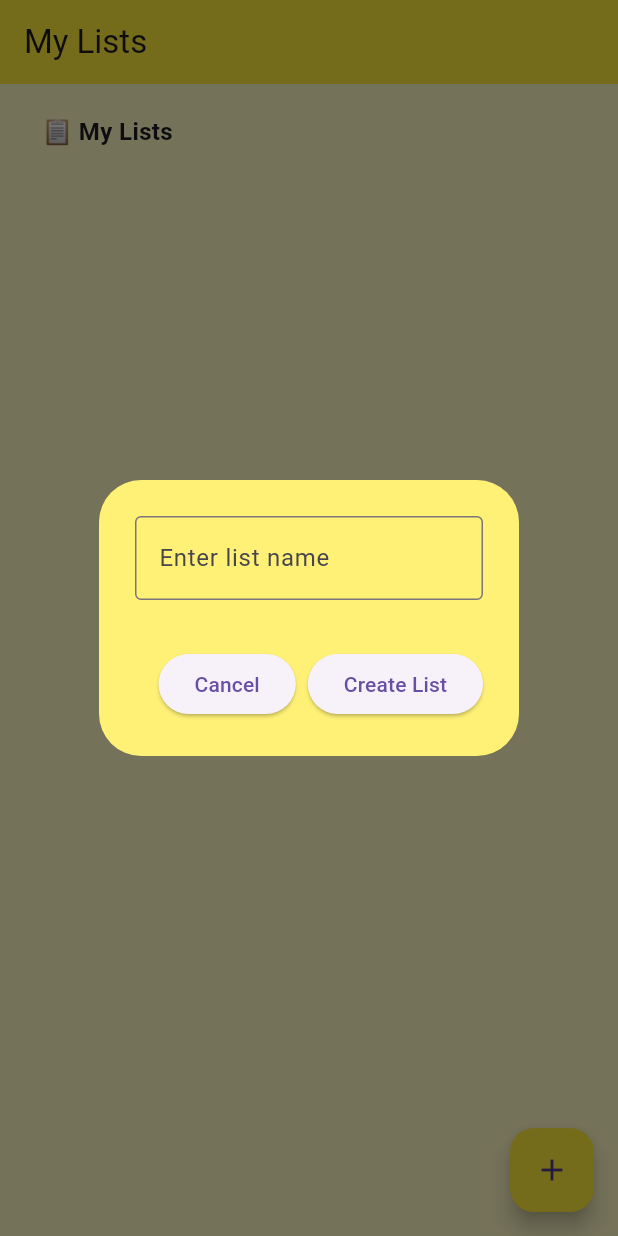
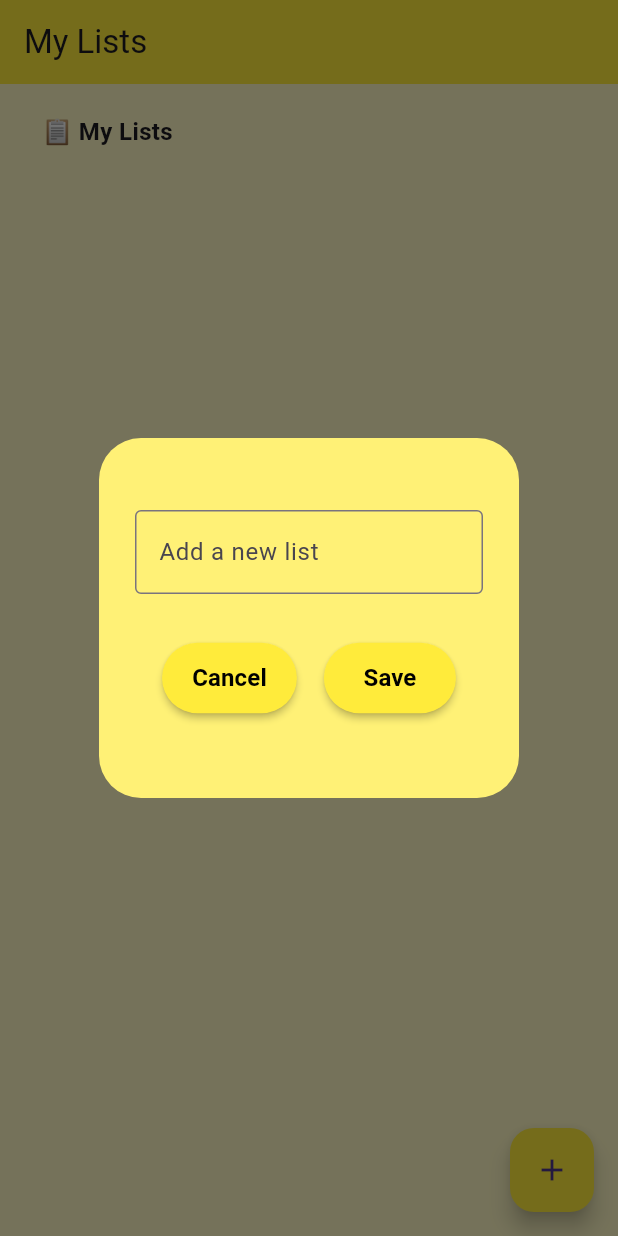
Before and after one commit to abdelrahman365g/ToDoApp, a Flutter app: the screen it shows after launch, after a tap on the "add" icon, on a phone screen of 412 x 824 dp. Run offline on Flutter 3.47's test engine with Material 3 defaults, Android fonts, the phone set to English and light mode, and no system bars; our stand-ins replace flutter_slidable, hive, hive_flutter; accounts and stored records are empty.

Commit message:
component reuse

```diff
--- a/todo_app/lib/components/dialog_box.dart
+++ b/todo_app/lib/components/dialog_box.dart
@@ -15,7 +15,7 @@ class DialogBox extends StatelessWidget {
   @override
   Widget build(BuildContext context) {
     return AlertDialog(
-      backgroundColor: Colors.yellow,
+      backgroundColor: Colors.yellow[300],
       content: SizedBox(
         height: 200,
         child: Column(
@@ -29,11 +29,10 @@ class DialogBox extends StatelessWidget {
               ),
             ),
             Row(
-              mainAxisAlignment: MainAxisAlignment.end,
+              mainAxisAlignment: MainAxisAlignment.spaceEvenly,
               children: [
+                MyButton(text: "Cancel", onPressed: onCancel),
                 MyButton(text: "Save", onPressed: onSave),
-                const SizedBox(width: 30),
-                MyButton(text: "Cancel", onPressed: onCancel),
               ],
             ),
           ],
--- a/todo_app/lib/components/my_button.dart
+++ b/todo_app/lib/components/my_button.dart
@@ -11,7 +11,7 @@ class MyButton extends StatelessWidget {
     return MaterialButton(
       onPressed: onPressed,
       color: Colors.yellow,
-      shape: RoundedRectangleBorder(borderRadius: BorderRadius.circular(12)),
+      shape: RoundedRectangleBorder(borderRadius: BorderRadius.circular(50)),
       elevation: 2,
       padding: const EdgeInsets.symmetric(horizontal: 20, vertical: 12),
       child: Text(
@@ -19,6 +19,7 @@ class MyButton extends StatelessWidget {
         style: const TextStyle(
           color: Colors.black,
           fontWeight: FontWeight.bold,
+          fontSize: 16,
         ),
       ),
     );
--- a/todo_app/lib/pages/home_page.dart
+++ b/todo_app/lib/pages/home_page.dart
@@ -4,6 +4,7 @@ import 'package:todo_app/components/list_tile.dart';
 import 'package:todo_app/models/todo_list.dart';
 import 'package:todo_app/models/task.dart';
 import 'package:todo_app/pages/tasks_page.dart';
+import 'package:todo_app/components/dialog_box.dart';
 import '../database/database.dart';
 
 class HomePage extends StatefulWidget {
@@ -48,25 +49,9 @@ class _HomePageState extends State<HomePage> {
     showDialog(
       context: context,
       builder: (context) {
-        return AlertDialog(
-          backgroundColor: Colors.yellow[300],
-          content: Padding(
-            padding: const EdgeInsets.symmetric(vertical: 8.0),
-            child: TextField(
+        return DialogBox(
           controller: _controller,
-              decoration: const InputDecoration(
-                hintText: "Enter list name",
-                border: OutlineInputBorder(),
-              ),
-            ),
-          ),
-          actions: [
-            ElevatedButton(
-              onPressed: () => Navigator.pop(context),
-              child: const Text("Cancel"),
-            ),
-            ElevatedButton(
-              onPressed: () {
+          onSave: () {
             setState(() {
               db.lists.add(ToDoList(name: _controller.text, tasks: []));
               _controller.clear();
@@ -74,9 +59,7 @@ class _HomePageState extends State<HomePage> {
             db.saveData();
             Navigator.pop(context);
           },
-              child: const Text("Create List"),
-            ),
-          ],
+          onCancel: () => Navigator.pop(context),
         );
       },
     );
@@ -119,6 +102,7 @@ class _HomePageState extends State<HomePage> {
               ],
             )
             : const SizedBox.shrink();
+
     return Scaffold(
       backgroundColor: Colors.yellow[100],
       appBar: AppBar(
@@ -171,4 +155,10 @@ class _HomePageState extends State<HomePage> {
       ),
     );
   }
+
+  @override
+  void dispose() {
+    _controller.dispose();
+    super.dispose();
   }
+}
--- a/todo_app/lib/pages/task_details_page.dart
+++ b/todo_app/lib/pages/task_details_page.dart
@@ -22,14 +22,14 @@ class _TaskDetailsPageState extends State<TaskDetailsPage> {
   @override
   void initState() {
     super.initState();
-    _task = widget.task; // Initialize the local task state
+    _task = widget.task;
   }
 
   void _updateTask(Task updatedTask) {
     setState(() {
-      _task = updatedTask; // Update the local task state
+      _task = updatedTask;
     });
-    widget.onTaskUpdate(updatedTask); // Notify the parent about the update
+    widget.onTaskUpdate(updatedTask);
   }
 
   @override
```
Also changed, not shown: todo_app/lib/pages/add_task_page.dart (+2 -18 lines). Lines whose indentation alone changed are shown as unchanged.
